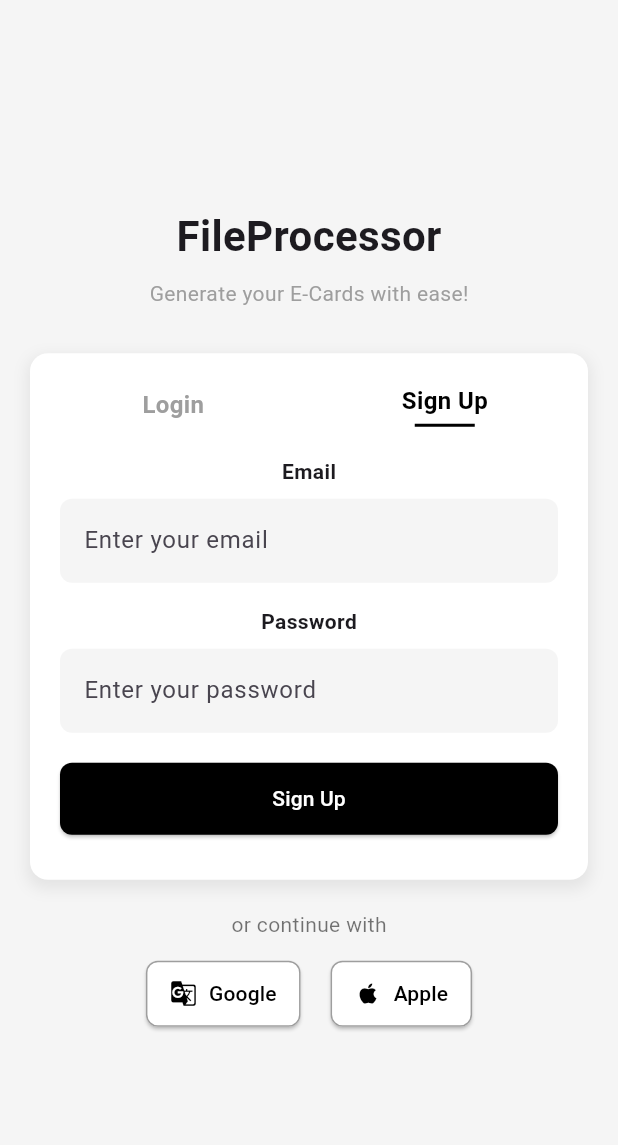
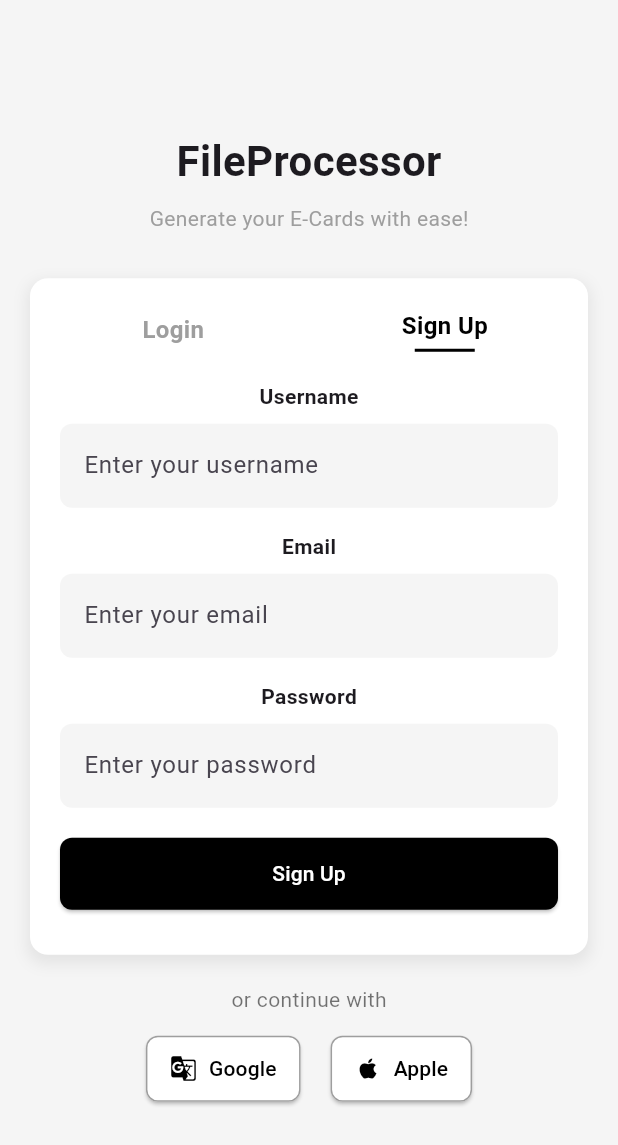
Before and after one commit to mocro-mafia/ocr-microservices, a Flutter app: the screen it shows after launch, after a tap on "Sign Up", on a phone screen of 412 x 824 dp. Shown: the top 1145 px of the screen. Run offline on Flutter 3.47's test engine with Material 3 defaults, Android fonts, the light colour scheme and no system bars; our stand-ins replace file_picker, logger; Roboto replaces fonts that are missing (Cursive).

Commit message:
Auth Flutter UI Ready ✅: 	+ custom feilds for Sign Up 	+ email + password for Log in

```diff
--- a/flutter_ocr/lib/Pages/Auth/login_screen.dart
+++ b/flutter_ocr/lib/Pages/Auth/login_screen.dart
@@ -113,7 +113,26 @@ class _LoginScreenState extends State<LoginScreen> {
                     ),
                     const SizedBox(height: 20),
 
-                    // Input Fields
+                    // Input Fields for Login/Sign Up
+                    if (!isLogin) ...[
+                      const Text(
+                        'Username',
+                        style: TextStyle(fontWeight: FontWeight.bold),
+                      ),
+                      const SizedBox(height: 8),
+                      TextField(
+                        decoration: InputDecoration(
+                          hintText: 'Enter your username',
+                          filled: true,
+                          fillColor: Colors.grey[100],
+                          border: OutlineInputBorder(
+                            borderRadius: BorderRadius.circular(8),
+                            borderSide: BorderSide.none,
+                          ),
+                        ),
+                      ),
+                      const SizedBox(height: 16),
+                    ],
                     const Text(
                       'Email',
                       style: TextStyle(fontWeight: FontWeight.bold),
```
